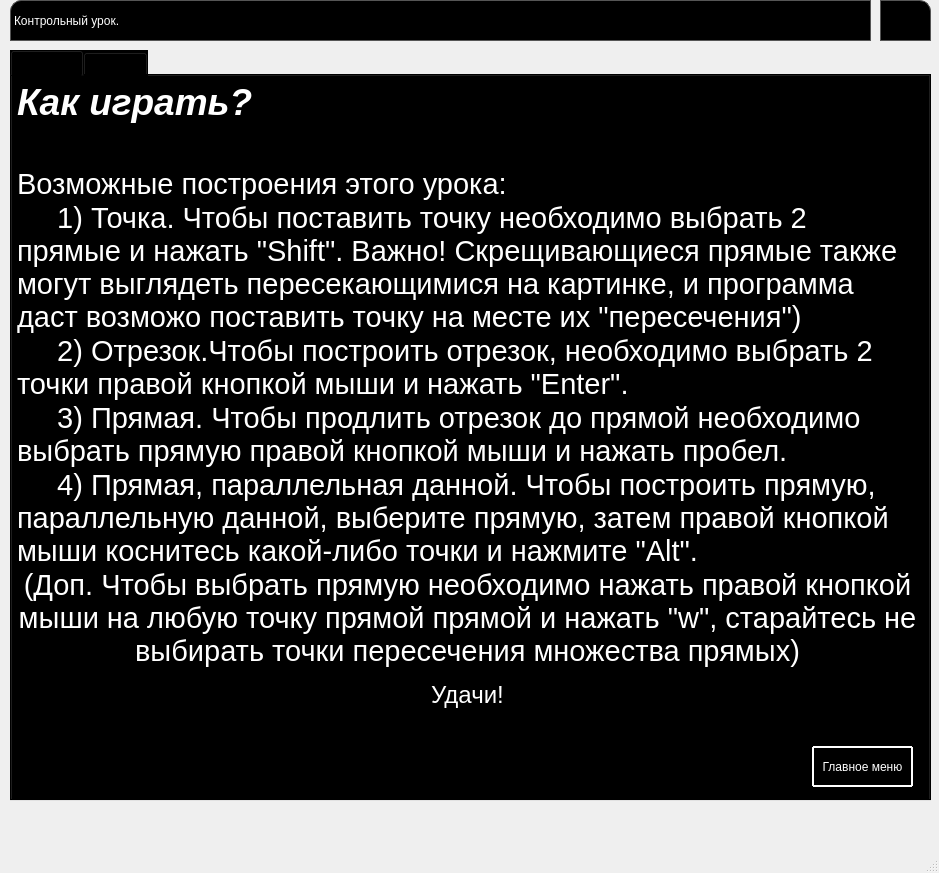
leriia-meow/geometry, file formk.ui: the form before one commit.
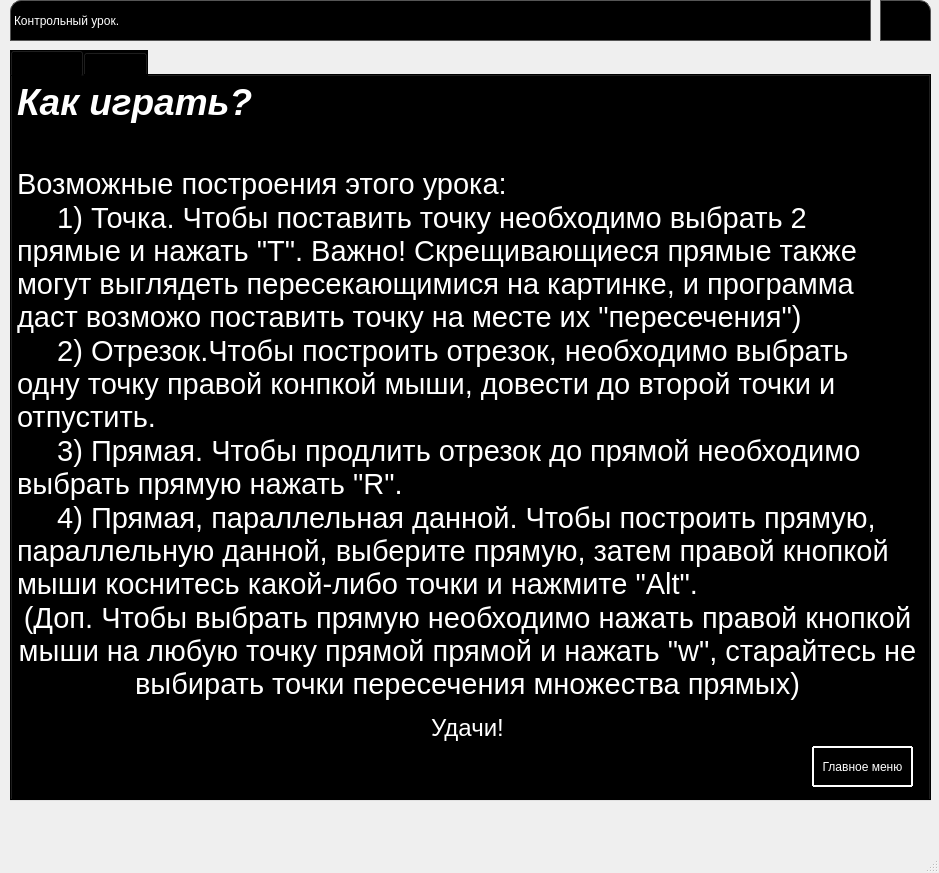
The form after the commit. Icons and pictures are not drawn.

Patch:
```diff
--- a/formk.ui
+++ b/formk.ui
@@ -131,7 +131,7 @@
         <x>0</x>
         <y>0</y>
         <width>911</width>
-        <height>711</height>
+        <height>721</height>
        </rect>
       </property>
       <property name="styleSheet">
@@ -154,10 +154,10 @@
 &lt;p style=&quot; margin-top:0px; margin-bottom:0px; margin-left:0px; margin-right:0px; -qt-block-indent:0; text-indent:0px;&quot;&gt;&lt;span style=&quot; font-size:28pt; font-weight:600; font-style:italic; color:#ffffff;&quot;&gt;Как играть?&lt;/span&gt;&lt;/p&gt;
 &lt;p style=&quot;-qt-paragraph-type:empty; margin-top:0px; margin-bottom:0px; margin-left:0px; margin-right:0px; -qt-block-indent:0; text-indent:0px; font-size:28pt; font-weight:600; font-style:italic; color:#ffffff;&quot;&gt;&lt;br /&gt;&lt;/p&gt;
 &lt;p style=&quot; margin-top:0px; margin-bottom:0px; margin-left:0px; margin-right:0px; -qt-block-indent:0; text-indent:0px;&quot;&gt;&lt;span style=&quot; font-size:22pt; color:#ffffff;&quot;&gt;Возможные построения этого урока:&lt;/span&gt;&lt;/p&gt;
-&lt;p style=&quot; margin-top:0px; margin-bottom:0px; margin-left:0px; margin-right:0px; -qt-block-indent:0; text-indent:0px;&quot;&gt;&lt;span style=&quot; font-size:22pt; color:#ffffff;&quot;&gt;     1) Точка. Чтобы поставить точку необходимо выбрать 2 прямые и нажать &amp;quot;Shift&amp;quot;. Важно! Скрещивающиеся прямые также могут выглядеть пересекающимися на картинке, и программа даст возможо поставить точку на месте их &amp;quot;пересечения&amp;quot;)&lt;/span&gt;&lt;/p&gt;
-&lt;p style=&quot; margin-top:0px; margin-bottom:0px; margin-left:0px; margin-right:0px; -qt-block-indent:0; text-indent:0px;&quot;&gt;&lt;span style=&quot; font-size:22pt; color:#ffffff;&quot;&gt;     2) Отрезок.Чтобы построить отрезок, необходимо выбрать 2 точки правой кнопкой мыши и нажать &amp;quot;Enter&amp;quot;.&lt;/span&gt;&lt;/p&gt;
-&lt;p style=&quot; margin-top:0px; margin-bottom:0px; margin-left:0px; margin-right:0px; -qt-block-indent:0; text-indent:0px;&quot;&gt;&lt;span style=&quot; font-size:22pt; color:#ffffff;&quot;&gt;     3) Прямая. Чтобы продлить отрезок до прямой необходимо выбрать прямую правой кнопкой мыши и нажать пробел.&lt;/span&gt;&lt;/p&gt;
-&lt;p style=&quot; margin-top:0px; margin-bottom:0px; margin-left:0px; margin-right:0px; -qt-block-indent:0; text-indent:0px;&quot;&gt;&lt;span style=&quot; font-size:22pt; color:#ffffff;&quot;&gt;     4) Прямая, параллельная данной. Чтобы построить прямую, параллельную данной, выберите прямую, затем правой кнопкой мыши коснитесь какой-либо точки и нажмите &amp;quot;Alt&amp;quot;.&lt;/span&gt;&lt;/p&gt;
+&lt;p style=&quot; margin-top:0px; margin-bottom:0px; margin-left:0px; margin-right:0px; -qt-block-indent:0; text-indent:0px;&quot;&gt;&lt;span style=&quot; font-size:22pt; color:#ffffff;&quot;&gt;     1) Точка. Чтобы поставить точку необходимо выбрать 2 прямые и нажать &amp;quot;T&amp;quot;. Важно! Скрещивающиеся прямые также могут выглядеть пересекающимися на картинке, и программа даст возможо поставить точку на месте их &amp;quot;пересечения&amp;quot;)&lt;/span&gt;&lt;/p&gt;
+&lt;p style=&quot; margin-top:0px; margin-bottom:0px; margin-left:0px; margin-right:0px; -qt-block-indent:0; text-indent:0px;&quot;&gt;&lt;span style=&quot; font-size:22pt; color:#ffffff;&quot;&gt;     2) Отрезок.Чтобы построить отрезок, необходимо выбрать одну точку правой конпкой мыши, довести до второй точки и отпустить.&lt;/span&gt;&lt;/p&gt;
+&lt;p style=&quot; margin-top:0px; margin-bottom:0px; margin-left:0px; margin-right:0px; -qt-block-indent:0; text-indent:0px;&quot;&gt;&lt;span style=&quot; font-size:22pt; color:#ffffff;&quot;&gt;     3) Прямая. Чтобы продлить отрезок до прямой необходимо выбрать прямую нажать &amp;quot;R&amp;quot;.&lt;/span&gt;&lt;/p&gt;
+&lt;p style=&quot; margin-top:0px; margin-bottom:0px; margin-left:0px; margin-right:0px; -qt-block-indent:0; text-indent:0px;&quot;&gt;&lt;span style=&quot; font-size:22pt; color:#060606;&quot;&gt;     &lt;/span&gt;&lt;span style=&quot; font-size:22pt; color:#ffffff;&quot;&gt;4) Прямая, параллельная данной. Чтобы построить прямую, параллельную данной, выберите прямую, затем правой кнопкой мыши коснитесь какой-либо точки и нажмите &amp;quot;Alt&amp;quot;.&lt;/span&gt;&lt;/p&gt;
 &lt;p align=&quot;center&quot; style=&quot; margin-top:0px; margin-bottom:0px; margin-left:0px; margin-right:0px; -qt-block-indent:0; text-indent:0px;&quot;&gt;&lt;span style=&quot; font-size:22pt; color:#ffffff;&quot;&gt;(Доп. Чтобы выбрать прямую необходимо нажать правой кнопкой мыши на любую точку прямой прямой и нажать &amp;quot;w&amp;quot;, старайтесь не выбирать точки пересечения множества прямых)&lt;/span&gt;&lt;/p&gt;
 &lt;p align=&quot;center&quot; style=&quot;-qt-paragraph-type:empty; margin-top:0px; margin-bottom:0px; margin-left:0px; margin-right:0px; -qt-block-indent:0; text-indent:0px; color:#ffffff;&quot;&gt;&lt;br /&gt;&lt;/p&gt;
 &lt;p align=&quot;center&quot; style=&quot; margin-top:0px; margin-bottom:0px; margin-left:0px; margin-right:0px; -qt-block-indent:0; text-indent:0px;&quot;&gt;&lt;span style=&quot; font-size:18pt; color:#ffffff;&quot;&gt;Удачи!&lt;/span&gt;&lt;/p&gt;
```
